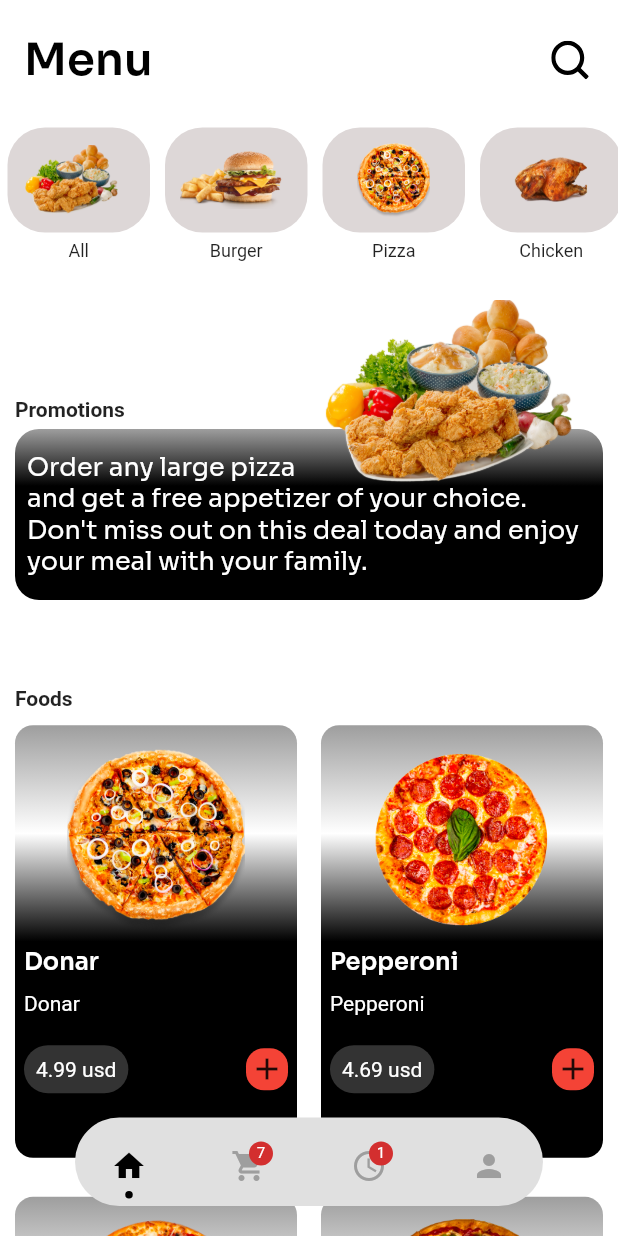
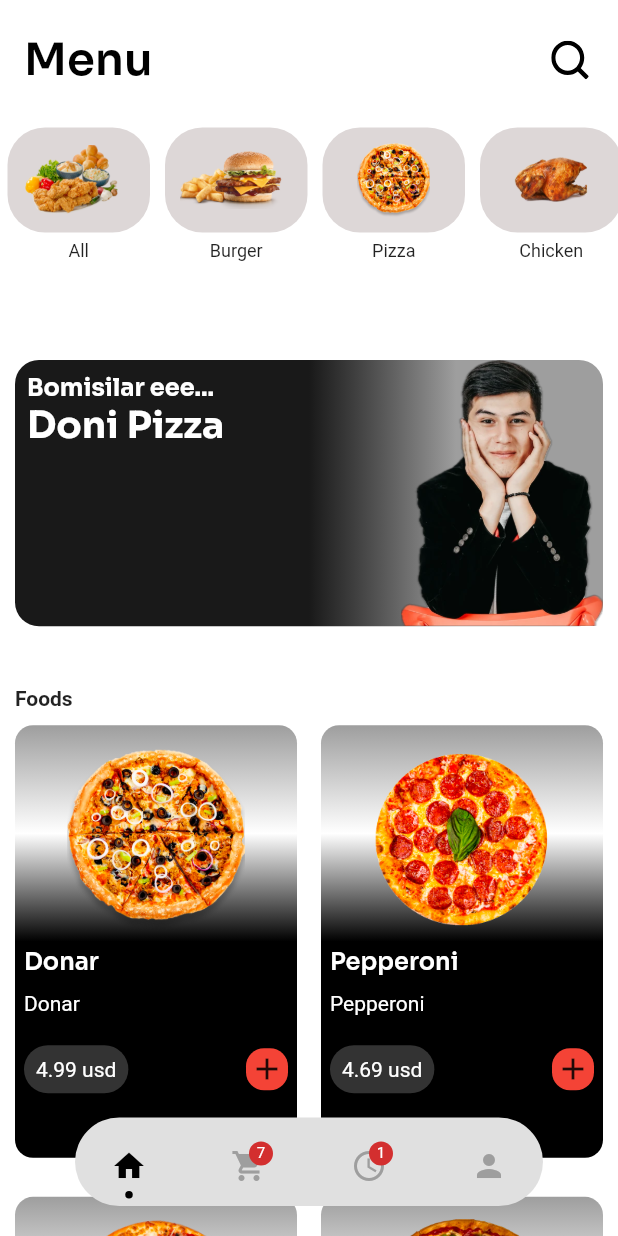
Before and after one commit to Zoyidov/doni_pizza, a Flutter app: the screen it shows after launch, on a phone screen of 412 x 824 dp. Run offline on Flutter 3.47's test engine with Material 2 defaults, Android fonts, the phone set to English and light mode, and no system bars; drawn by our look-alikes of carousel_slider, dot_navigation_bar, zoom_tap_animation; our stand-ins replace bloc, cloud_firestore, easy_localization, firebase_auth, firebase_core, firebase_storage and 12 more; missing offline and left inert: firebase_app_check; accounts and stored records are empty; project files that could hold a hidden picture were left out.

Commit message:
promotions

```diff
--- a/lib/presentation/ui/cart_screen/cart_screen.dart
+++ b/lib/presentation/ui/cart_screen/cart_screen.dart
@@ -203,6 +203,7 @@ class _CartScreenState extends State<CartScreen> {
                                             fontFamily: 'Sora'),
                                       ),
                                       subtitle: Row(
+                                        mainAxisAlignment: MainAxisAlignment.spaceBetween,
                                         children: [
                                           Text(
                                             '${item.price}${LocaleKeys.usd.tr()}',
--- a/lib/presentation/ui/home_screen/promotions/promotions.dart
+++ b/lib/presentation/ui/home_screen/promotions/promotions.dart
@@ -16,7 +16,6 @@ class Promotions extends StatelessWidget {
 
   Promotions({super.key});
 
-
   @override
   Widget build(BuildContext context) {
     return CarouselSlider(
@@ -28,7 +27,8 @@ class Promotions extends StatelessWidget {
         autoPlayInterval: const Duration(seconds: 2),
       ),
       items: promotionTexts.map((text) {
-        return Stack(
+        return Container(
+          child: Stack(
             children: [
               Container(
                 padding: const EdgeInsets.only(top: 60.0),
@@ -36,7 +36,8 @@ class Promotions extends StatelessWidget {
                   crossAxisAlignment: CrossAxisAlignment.start,
                   children: [
                     Padding(
-                    padding: const EdgeInsets.symmetric(horizontal: 10.0, vertical: 5.0),
+                      padding: const EdgeInsets.symmetric(
+                          horizontal: 10.0, vertical: 5.0),
                       child: Text(
                         LocaleKeys.promotions.tr(),
                         style: const TextStyle(
@@ -53,11 +54,17 @@ class Promotions extends StatelessWidget {
                         gradient: const LinearGradient(
                           begin: Alignment.topCenter,
                           end: Alignment.bottomCenter,
-                        colors: [Colors.grey, Colors.black, Colors.black, Colors.black],
+                          colors: [
+                            Colors.grey,
+                            Colors.black,
+                            Colors.black,
+                            Colors.black
+                          ],
                         ),
                       ),
                       child: Padding(
-                      padding: const EdgeInsets.symmetric(horizontal: 8.0, vertical: 15.0),
+                        padding: const EdgeInsets.symmetric(
+                            horizontal: 8.0, vertical: 15.0),
                         child: Text(
                           text,
                           style: const TextStyle(
@@ -81,8 +88,52 @@ class Promotions extends StatelessWidget {
                 ),
               ),
             ],
+          ),
         );
-      }).toList(),
+      }).toList()..insert(0, Container(
+        margin: EdgeInsets.symmetric(horizontal: 10.0,vertical: 40),
+        decoration: BoxDecoration(
+          borderRadius: BorderRadius.circular(16),
+          gradient: LinearGradient(
+            begin: Alignment.centerRight,
+            end: Alignment.centerLeft,
+            colors: [Colors.grey, Colors.grey, Colors.black.withOpacity(0.9),Colors.black.withOpacity(0.9), Colors.black.withOpacity(0.9)],
+          ),
+        ),
+        child: Row(
+          crossAxisAlignment: CrossAxisAlignment.start,
+          mainAxisAlignment: MainAxisAlignment.spaceBetween,
+          children: [
+            Padding(
+              padding: const EdgeInsets.all(8.0),
+              child: Column(
+                crossAxisAlignment: CrossAxisAlignment.start,
+                children: [
+                  Text(
+                      "Bomisilar eee...",
+                      style: const TextStyle(
+                        fontSize: 16,
+                        fontWeight: FontWeight.w700,
+                        fontFamily: 'Sora',
+                        color: Colors.white,
+                      )
+                  ),
+                  Text(
+                      "Doni Pizza",
+                      style: const TextStyle(
+                        fontSize: 25,
+                        fontWeight: FontWeight.w700,
+                        fontFamily: 'Sora',
+                        color: Colors.white,
+                      )
+                  ),
+                ],
+              ),
+            ),
+            Image.asset(AppImages.promotionImage,height: 200,),
+          ],
+        ),
+      ),),
     );
   }
 }
--- a/lib/presentation/ui/orders/current_order_screen.dart
+++ b/lib/presentation/ui/orders/current_order_screen.dart
@@ -17,17 +17,22 @@ class _CurrentOrderScreenState extends State<CurrentOrderScreen> {
     final formattedTime = DateFormat('HH:mm').format(now);
     return formattedTime;
   }
+
   String getFutureTime() {
     final now = DateTime.now();
     final futureTime = now.add(Duration(minutes: 40));
     final formattedTime = DateFormat('HH:mm').format(futureTime);
     return formattedTime;
   }
+
   @override
   Widget build(BuildContext context) {
     return Scaffold(
       backgroundColor: Colors.white,
-      body: Column(mainAxisAlignment: MainAxisAlignment.center, children: [
+      body: Padding(
+        padding: const EdgeInsets.symmetric(horizontal: 8.0),
+        child: Column(
+            mainAxisAlignment: MainAxisAlignment.center, children: [
           Center(
             child: Column(
               children: [
@@ -55,6 +60,7 @@ class _CurrentOrderScreenState extends State<CurrentOrderScreen> {
             ),
           ),
         ]),
+      ),
     );
   }
 }
@@ -71,7 +77,13 @@ class ConditionIcons extends StatelessWidget {
       children: [
         Container(
             padding: EdgeInsets.all(15.0),
-            decoration: BoxDecoration(borderRadius: BorderRadius.only(topLeft: Radius.circular(50.0),bottomLeft: Radius.circular(50.0),topRight: Radius.circular(30.0),bottomRight: Radius.circular(30.0)),color: Colors.grey.shade200),
+            decoration: BoxDecoration(
+                borderRadius: BorderRadius.only(
+                    topLeft: Radius.circular(50.0),
+                    bottomLeft: Radius.circular(50.0),
+                    topRight: Radius.circular(30.0),
+                    bottomRight: Radius.circular(30.0)),
+                color: Colors.grey.shade200),
             child: Icon(
               Icons.watch_later,
               color: Colors.indigo,
@@ -83,7 +95,13 @@ class ConditionIcons extends StatelessWidget {
         ),
         Container(
           padding: EdgeInsets.all(15.0),
-          decoration: BoxDecoration(borderRadius: BorderRadius.only(topLeft: Radius.circular(10.0),bottomLeft: Radius.circular(10.0),topRight: Radius.circular(10.0),bottomRight: Radius.circular(10.0)),color: Colors.grey.shade200),
+          decoration: BoxDecoration(
+              borderRadius: BorderRadius.only(
+                  topLeft: Radius.circular(10.0),
+                  bottomLeft: Radius.circular(10.0),
+                  topRight: Radius.circular(10.0),
+                  bottomRight: Radius.circular(10.0)),
+              color: Colors.grey.shade200),
           child: Icon(
             Icons.restaurant_menu,
             color: Colors.black,
@@ -96,7 +114,13 @@ class ConditionIcons extends StatelessWidget {
         ),
         Container(
           padding: EdgeInsets.all(15.0),
-          decoration: BoxDecoration(borderRadius: BorderRadius.only(topLeft: Radius.circular(10.0),bottomLeft: Radius.circular(10.0),topRight: Radius.circular(10.0),bottomRight: Radius.circular(10.0)),color: Colors.grey.shade200),
+          decoration: BoxDecoration(
+              borderRadius: BorderRadius.only(
+                  topLeft: Radius.circular(10.0),
+                  bottomLeft: Radius.circular(10.0),
+                  topRight: Radius.circular(10.0),
+                  bottomRight: Radius.circular(10.0)),
+              color: Colors.grey.shade200),
           child: Icon(
             Icons.directions_run,
             color: Colors.black,
@@ -109,7 +133,13 @@ class ConditionIcons extends StatelessWidget {
         ),
         Container(
           padding: EdgeInsets.all(15.0),
-          decoration: BoxDecoration(borderRadius: BorderRadius.only(topLeft: Radius.circular(30.0),bottomLeft: Radius.circular(30.0),topRight: Radius.circular(50.0),bottomRight: Radius.circular(50.0)),color: Colors.grey.shade200),
+          decoration: BoxDecoration(
+              borderRadius: BorderRadius.only(
+                  topLeft: Radius.circular(30.0),
+                  bottomLeft: Radius.circular(30.0),
+                  topRight: Radius.circular(50.0),
+                  bottomRight: Radius.circular(50.0)),
+              color: Colors.grey.shade200),
           child: Icon(
             Icons.file_download_done,
             color: Colors.black,
--- a/lib/presentation/ui/tab_box/tab_box.dart
+++ b/lib/presentation/ui/tab_box/tab_box.dart
@@ -46,7 +46,6 @@ class _TabBoxState extends State<TabBox> {
     return Scaffold(
       extendBody: true,
       body: IndexedStack(
-
         index: context.watch<TabCubit>().state,
         children: pages,
       ),
--- a/lib/utils/icons.dart
+++ b/lib/utils/icons.dart
@@ -8,6 +8,7 @@ class AppImages{
   static const String doni = 'assets/images/doni.png';
   static const String splashj = 'assets/images/splash.JPG';
   static const String login = 'assets/images/svg.png';
+  static const String promotionImage = 'assets/images/promotionImage.png';
 
   //svg
   static const String search = 'assets/svg/search.svg';
```
Also changed, not shown: assets/images/promotionImage.png (added). Lines whose indentation alone changed are shown as unchanged.
